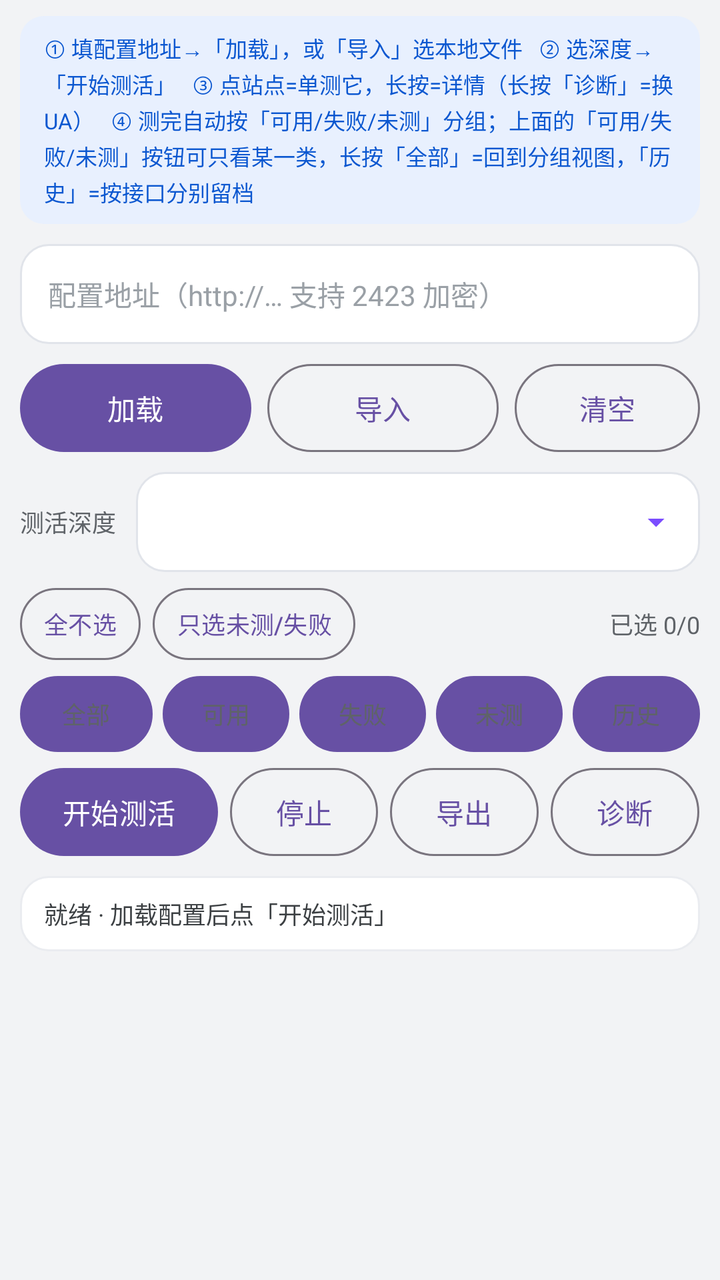
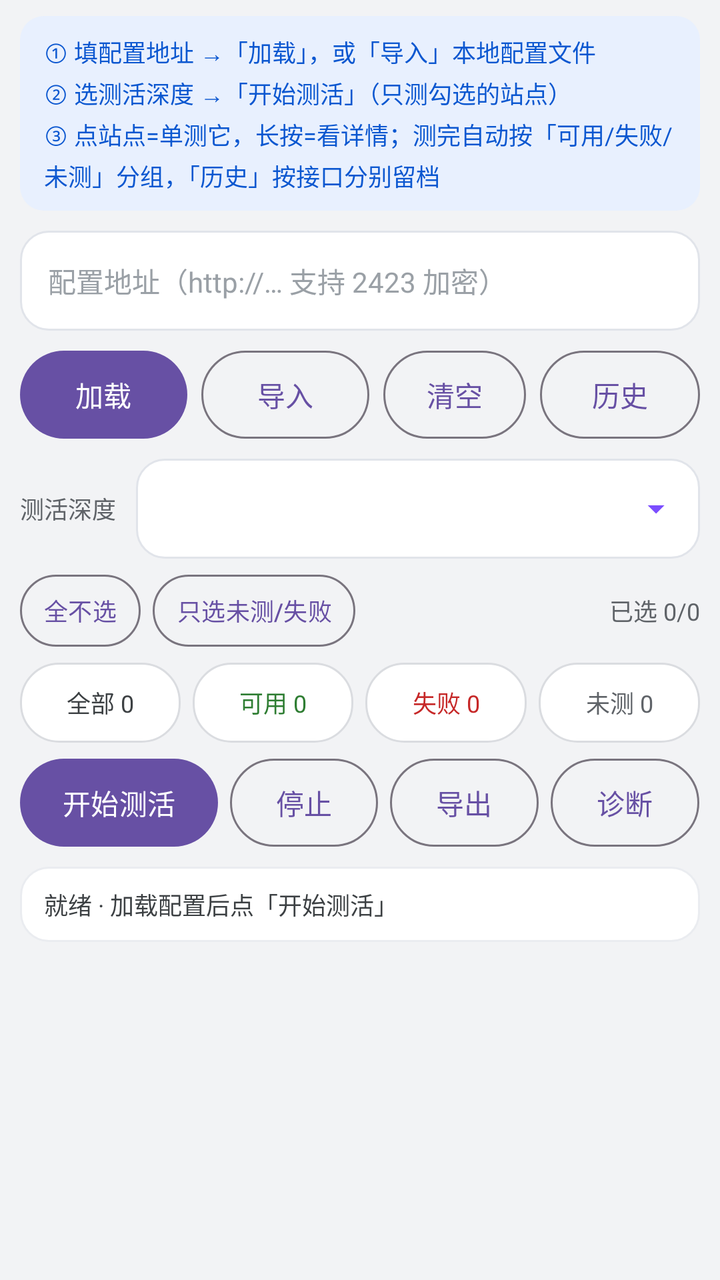

Two renders of the same Android screen: before a commit and after it. Below are the layout's source before the change and the commit's diff.
<!-- AndroidManifest.xml: application theme Theme.Check -->
<!-- res/layout/activity_main.xml -->
<?xml version="1.0" encoding="utf-8"?>
<LinearLayout xmlns:android="http://schemas.android.com/apk/res/android"
    android:id="@+id/root"
    android:layout_width="match_parent"
    android:layout_height="match_parent"
    android:background="#F2F3F5"
    android:orientation="vertical">

    <TextView
        android:layout_width="match_parent"
        android:layout_height="wrap_content"
        android:layout_marginHorizontal="10dp"
        android:layout_marginTop="8dp"
        android:background="@drawable/bg_hint"
        android:lineSpacingExtra="2dp"
        android:paddingHorizontal="12dp"
        android:paddingVertical="8dp"
        android:text="① 填配置地址→「加载」，或「导入」选本地文件   ② 选深度→「开始测活」   ③ 点站点=单测它，长按=详情（长按「诊断」=换 UA）   ④ 测完自动按「可用/失败/未测」分组；上面的「可用/失败/未测」按钮可只看某一类，长按「全部」=回到分组视图，「历史」=按接口分别留档"
        android:textColor="#0B57D0"
        android:textSize="11sp" />

    <EditText
        android:id="@+id/etConfig"
        android:layout_width="match_parent"
        android:layout_height="50dp"
        android:layout_marginHorizontal="10dp"
        android:layout_marginTop="10dp"
        android:background="@drawable/bg_input"
        android:hint="配置地址（http://… 支持 2423 加密）"
        android:imeOptions="actionDone"
        android:inputType="textUri"
        android:maxLines="1"
        android:paddingHorizontal="14dp"
        android:textColor="#1F1F1F"
        android:textColorHint="#9AA0A6"
        android:textSize="14sp" />

    <LinearLayout
        android:layout_width="match_parent"
        android:layout_height="wrap_content"
        android:layout_marginHorizontal="10dp"
        android:layout_marginTop="10dp"
        android:orientation="horizontal">

        <Button
            android:id="@+id/btnLoad"
            android:layout_width="0dp"
            android:layout_height="44dp"
            android:layout_weight="1"
            android:insetTop="0dp"
            android:insetBottom="0dp"
            android:minWidth="0dp"
            android:paddingHorizontal="0dp"
            android:text="加载"
            android:textSize="14sp" />

        <Button
            android:id="@+id/btnImport"
            style="?attr/materialButtonOutlinedStyle"
            android:layout_width="0dp"
            android:layout_height="44dp"
            android:layout_marginStart="8dp"
            android:layout_weight="1"
            android:insetTop="0dp"
            android:insetBottom="0dp"
            android:minWidth="0dp"
            android:paddingHorizontal="0dp"
            android:text="导入"
            android:textSize="14sp" />

        <Button
            android:id="@+id/btnClear"
            style="?attr/materialButtonOutlinedStyle"
            android:layout_width="0dp"
            android:layout_height="44dp"
            android:layout_marginStart="8dp"
            android:layout_weight="0.8"
            android:insetTop="0dp"
            android:insetBottom="0dp"
            android:minWidth="0dp"
            android:paddingHorizontal="0dp"
            android:text="清空"
            android:textSize="14sp" />
    </LinearLayout>

    <LinearLayout
        android:layout_width="match_parent"
        android:layout_height="wrap_content"
        android:layout_marginHorizontal="10dp"
        android:layout_marginTop="10dp"
        android:gravity="center_vertical"
        android:orientation="horizontal">

        <TextView
            android:layout_width="wrap_content"
            android:layout_height="wrap_content"
            android:text="测活深度"
            android:textColor="#5F6368"
            android:textSize="12sp" />

        <Spinner
            android:id="@+id/spDepth"
            android:layout_width="0dp"
            android:layout_height="50dp"
            android:layout_marginStart="10dp"
            android:layout_weight="1"
            android:background="@drawable/bg_spinner"
            android:paddingStart="14dp"
            android:paddingEnd="40dp"
            android:popupBackground="@drawable/bg_menu"
            android:spinnerMode="dropdown" />
    </LinearLayout>

    <LinearLayout
        android:layout_width="match_parent"
        android:layout_height="wrap_content"
        android:layout_marginHorizontal="10dp"
        android:layout_marginTop="8dp"
        android:gravity="center_vertical"
        android:orientation="horizontal">

        <Button
            android:id="@+id/btnSelAll"
            style="?attr/materialButtonOutlinedStyle"
            android:layout_width="wrap_content"
            android:layout_height="36dp"
            android:insetTop="0dp"
            android:insetBottom="0dp"
            android:minWidth="0dp"
            android:paddingHorizontal="12dp"
            android:text="全不选"
            android:textSize="12sp" />

        <Button
            android:id="@+id/btnSelUntested"
            style="?attr/materialButtonOutlinedStyle"
            android:layout_width="wrap_content"
            android:layout_height="36dp"
            android:layout_marginStart="6dp"
            android:insetTop="0dp"
            android:insetBottom="0dp"
            android:minWidth="0dp"
            android:paddingHorizontal="12dp"
            android:text="只选未测/失败"
            android:textSize="12sp" />

        <TextView
            android:id="@+id/tvSel"
            android:layout_width="0dp"
            android:layout_height="wrap_content"
            android:layout_weight="1"
            android:gravity="end"
            android:text="已选 0/0"
            android:textColor="#5F6368"
            android:textSize="12sp" />
    </LinearLayout>

    
    <LinearLayout
        android:layout_width="match_parent"
        android:layout_height="wrap_content"
        android:layout_marginHorizontal="10dp"
        android:layout_marginTop="8dp"
        android:orientation="horizontal">

        <Button
            android:id="@+id/btnFAll"
            android:layout_width="0dp"
            android:layout_height="38dp"
            android:layout_weight="1.05"
            android:background="@drawable/bg_chip"
            android:insetTop="0dp"
            android:insetBottom="0dp"
            android:minWidth="0dp"
            android:paddingHorizontal="2dp"
            android:stateListAnimator="@null"
            android:text="全部"
            android:textColor="@drawable/chip_text"
            android:textSize="12sp" />

        <Button
            android:id="@+id/btnFAlive"
            android:layout_width="0dp"
            android:layout_height="38dp"
            android:layout_marginStart="5dp"
            android:layout_weight="1"
            android:background="@drawable/bg_chip"
            android:insetTop="0dp"
            android:insetBottom="0dp"
            android:minWidth="0dp"
            android:paddingHorizontal="2dp"
            android:stateListAnimator="@null"
            android:text="可用"
            android:textColor="@drawable/chip_text"
            android:textSize="12sp" />

        <Button
            android:id="@+id/btnFDead"
            android:layout_width="0dp"
            android:layout_height="38dp"
            android:layout_marginStart="5dp"
            android:layout_weight="1"
            android:background="@drawable/bg_chip"
            android:insetTop="0dp"
            android:insetBottom="0dp"
            android:minWidth="0dp"
            android:paddingHorizontal="2dp"
            android:stateListAnimator="@null"
            android:text="失败"
            android:textColor="@drawable/chip_text"
            android:textSize="12sp" />

        <Button
            android:id="@+id/btnFUntested"
            android:layout_width="0dp"
            android:layout_height="38dp"
            android:layout_marginStart="5dp"
            android:layout_weight="1"
            android:background="@drawable/bg_chip"
            android:insetTop="0dp"
            android:insetBottom="0dp"
            android:minWidth="0dp"
            android:paddingHorizontal="2dp"
            android:stateListAnimator="@null"
            android:text="未测"
            android:textColor="@drawable/chip_text"
            android:textSize="12sp" />

        <Button
            android:id="@+id/btnHistory"
            android:layout_width="0dp"
            android:layout_height="38dp"
            android:layout_marginStart="5dp"
            android:layout_weight="1"
            android:background="@drawable/bg_chip"
            android:insetTop="0dp"
            android:insetBottom="0dp"
            android:minWidth="0dp"
            android:paddingHorizontal="2dp"
            android:stateListAnimator="@null"
            android:text="历史"
            android:textColor="@drawable/chip_text"
            android:textSize="12sp" />
    </LinearLayout>

    <LinearLayout
        android:layout_width="match_parent"
        android:layout_height="wrap_content"
        android:layout_marginHorizontal="10dp"
        android:layout_marginTop="8dp"
        android:orientation="horizontal">

        <Button
            android:id="@+id/btnRun"
            android:layout_width="0dp"
            android:layout_height="44dp"
            android:layout_weight="1.2"
            android:insetTop="0dp"
            android:insetBottom="0dp"
            android:minWidth="0dp"
            android:paddingHorizontal="0dp"
            android:text="开始测活"
            android:textSize="14sp" />

        <Button
            android:id="@+id/btnStop"
            style="?attr/materialButtonOutlinedStyle"
            android:layout_width="0dp"
            android:layout_height="44dp"
            android:layout_marginStart="6dp"
            android:layout_weight="0.9"
            android:insetTop="0dp"
            android:insetBottom="0dp"
            android:minWidth="0dp"
            android:paddingHorizontal="0dp"
            android:text="停止"
            android:textSize="14sp" />

        <Button
            android:id="@+id/btnExport"
            style="?attr/materialButtonOutlinedStyle"
            android:layout_width="0dp"
            android:layout_height="44dp"
            android:layout_marginStart="6dp"
            android:layout_weight="0.9"
            android:insetTop="0dp"
            android:insetBottom="0dp"
            android:minWidth="0dp"
            android:paddingHorizontal="0dp"
            android:text="导出"
            android:textSize="14sp" />

        <Button
            android:id="@+id/btnDiag"
            style="?attr/materialButtonOutlinedStyle"
            android:layout_width="0dp"
            android:layout_height="44dp"
            android:layout_marginStart="6dp"
            android:layout_weight="0.9"
            android:insetTop="0dp"
            android:insetBottom="0dp"
            android:minWidth="0dp"
            android:paddingHorizontal="0dp"
            android:text="诊断"
            android:textSize="14sp" />
    </LinearLayout>

    <TextView
        android:id="@+id/tvProgress"
        android:layout_width="match_parent"
        android:layout_height="wrap_content"
        android:layout_marginHorizontal="10dp"
        android:layout_marginTop="10dp"
        android:background="@drawable/bg_card"
        android:lineSpacingExtra="2dp"
        android:paddingHorizontal="12dp"
        android:paddingVertical="10dp"
        android:text="就绪 · 加载配置后点「开始测活」"
        android:textColor="#3C4043"
        android:textSize="12sp" />

    <androidx.recyclerview.widget.RecyclerView
        android:id="@+id/recycler"
        android:layout_width="match_parent"
        android:layout_height="0dp"
        android:layout_marginTop="6dp"
        android:layout_weight="1"
        android:clipToPadding="false"
        android:paddingBottom="12dp" />
</LinearLayout>
<!-- resources referenced by this layout -->
<resources>
  <!-- drawable bg_card (drawable) -->
  <?xml version="1.0" encoding="utf-8"?>
  <shape xmlns:android="http://schemas.android.com/apk/res/android"
      android:shape="rectangle">
      <solid android:color="#FFFFFF" />
      <corners android:radius="14dp" />
      <stroke
          android:width="1dp"
          android:color="#EAECF0" />
  </shape>
  <!-- drawable bg_chip (drawable) -->
  <?xml version="1.0" encoding="utf-8"?>
  <selector xmlns:android="http://schemas.android.com/apk/res/android">
      <item android:state_selected="true">
          <shape android:shape="rectangle">
              <solid android:color="#7B4DFF" />
              <corners android:radius="19dp" />
          </shape>
      </item>
      <item>
          <shape android:shape="rectangle">
              <solid android:color="#FFFFFF" />
              <stroke
                  android:width="1dp"
                  android:color="#DADCE0" />
              <corners android:radius="19dp" />
          </shape>
      </item>
  </selector>
  <!-- drawable bg_hint (drawable) -->
  <?xml version="1.0" encoding="utf-8"?>
  <shape xmlns:android="http://schemas.android.com/apk/res/android"
      android:shape="rectangle">
      <solid android:color="#E8F0FE" />
      <corners android:radius="12dp" />
  </shape>
  <!-- drawable bg_menu (drawable) -->
  <?xml version="1.0" encoding="utf-8"?>
  <shape xmlns:android="http://schemas.android.com/apk/res/android"
      android:shape="rectangle">
      <solid android:color="#FFFFFF" />
      <corners android:radius="12dp" />
      <stroke
          android:width="1dp"
          android:color="#E1E4EA" />
  </shape>
  <!-- drawable chip_text (drawable) -->
  <?xml version="1.0" encoding="utf-8"?>
  <selector xmlns:android="http://schemas.android.com/apk/res/android">
      <item android:state_selected="true" android:color="#FFFFFF" />
      <item android:color="#5F6368" />
  </selector>
  <style name="Theme.Check" parent="Theme.Material3.Light.NoActionBar">
          <item name="android:statusBarColor">@android:color/transparent</item>
          <item name="android:navigationBarColor">@android:color/transparent</item>
          <item name="android:windowLightStatusBar">true</item>
          <item name="android:windowBackground">#F2F3F5</item>
          <item name="android:textColorPrimary">#212121</item>
          <item name="android:textColorSecondary">#666666</item>
      </style>
  <!-- drawable ic_arrow_down (drawable) -->
  <vector xmlns:android="http://schemas.android.com/apk/res/android"
      android:width="24dp"
      android:height="24dp"
      android:viewportWidth="24"
      android:viewportHeight="24">
      <path
          android:fillColor="#7B4DFF"
          android:pathData="M7,10l5,5 5,-5z" />
  </vector>
  <!-- unchanged entries left out for length: 2 -->
</resources>

<!-- the commit's change to res/layout/activity_main.xml (unified diff, before → after) -->
@@ -12,12 +12,12 @@
         android:layout_marginHorizontal="10dp"
         android:layout_marginTop="8dp"
         android:background="@drawable/bg_hint"
-        android:lineSpacingExtra="2dp"
+        android:lineSpacingExtra="3dp"
         android:paddingHorizontal="12dp"
-        android:paddingVertical="8dp"
-        android:text="① 填配置地址→「加载」，或「导入」选本地文件   ② 选深度→「开始测活」   ③ 点站点=单测它，长按=详情（长按「诊断」=换 UA）   ④ 测完自动按「可用/失败/未测」分组；上面的「可用/失败/未测」按钮可只看某一类，长按「全部」=回到分组视图，「历史」=按接口分别留档"
+        android:paddingVertical="9dp"
+        android:text="① 填配置地址 →「加载」，或「导入」本地配置文件\n② 选测活深度 →「开始测活」（只测勾选的站点）\n③ 点站点=单测它，长按=看详情；测完自动按「可用/失败/未测」分组，「历史」按接口分别留档"
         android:textColor="#0B57D0"
-        android:textSize="11sp" />
+        android:textSize="12sp" />
 
     <EditText
         android:id="@+id/etConfig"
@@ -59,7 +59,7 @@
             style="?attr/materialButtonOutlinedStyle"
             android:layout_width="0dp"
             android:layout_height="44dp"
-            android:layout_marginStart="8dp"
+            android:layout_marginStart="7dp"
             android:layout_weight="1"
             android:insetTop="0dp"
             android:insetBottom="0dp"
@@ -73,13 +73,27 @@
             style="?attr/materialButtonOutlinedStyle"
             android:layout_width="0dp"
             android:layout_height="44dp"
-            android:layout_marginStart="8dp"
-            android:layout_weight="0.8"
+            android:layout_marginStart="7dp"
+            android:layout_weight="0.85"
             android:insetTop="0dp"
             android:insetBottom="0dp"
             android:minWidth="0dp"
             android:paddingHorizontal="0dp"
             android:text="清空"
+            android:textSize="14sp" />
+
+        <Button
+            android:id="@+id/btnHistory"
+            style="?attr/materialButtonOutlinedStyle"
+            android:layout_width="0dp"
+            android:layout_height="44dp"
+            android:layout_marginStart="7dp"
+            android:layout_weight="0.95"
+            android:insetTop="0dp"
+            android:insetBottom="0dp"
+            android:minWidth="0dp"
+            android:paddingHorizontal="0dp"
+            android:text="历史"
             android:textSize="14sp" />
     </LinearLayout>
 
@@ -163,83 +177,59 @@
         android:layout_marginTop="8dp"
         android:orientation="horizontal">
 
-        <Button
+        <TextView
             android:id="@+id/btnFAll"
             android:layout_width="0dp"
-            android:layout_height="38dp"
-            android:layout_weight="1.05"
+            android:layout_height="40dp"
+            android:layout_weight="1"
             android:background="@drawable/bg_chip"
-            android:insetTop="0dp"
-            android:insetBottom="0dp"
-            android:minWidth="0dp"
-            android:paddingHorizontal="2dp"
-            android:stateListAnimator="@null"
-            android:text="全部"
-            android:textColor="@drawable/chip_text"
-            android:textSize="12sp" />
-
-        <Button
+            android:clickable="true"
+            android:focusable="true"
+            android:gravity="center"
+            android:text="全部 0"
+            android:textColor="@drawable/chip_text_all"
+            android:textSize="12sp" />
+
+        <TextView
             android:id="@+id/btnFAlive"
             android:layout_width="0dp"
-            android:layout_height="38dp"
-            android:layout_marginStart="5dp"
+            android:layout_height="40dp"
+            android:layout_marginStart="6dp"
             android:layout_weight="1"
             android:background="@drawable/bg_chip"
-            android:insetTop="0dp"
-            android:insetBottom="0dp"
-            android:minWidth="0dp"
-            android:paddingHorizontal="2dp"
-            android:stateListAnimator="@null"
-            android:text="可用"
-            android:textColor="@drawable/chip_text"
-            android:textSize="12sp" />
-
-        <Button
+            android:clickable="true"
+            android:focusable="true"
+            android:gravity="center"
+            android:text="可用 0"
+            android:textColor="@drawable/chip_text_alive"
+            android:textSize="12sp" />
+
+        <TextView
             android:id="@+id/btnFDead"
             android:layout_width="0dp"
-            android:layout_height="38dp"
-            android:layout_marginStart="5dp"
+            android:layout_height="40dp"
+            android:layout_marginStart="6dp"
             android:layout_weight="1"
             android:background="@drawable/bg_chip"
-            android:insetTop="0dp"
-            android:insetBottom="0dp"
-            android:minWidth="0dp"
-            android:paddingHorizontal="2dp"
-            android:stateListAnimator="@null"
-            android:text="失败"
-            android:textColor="@drawable/chip_text"
-            android:textSize="12sp" />
-
-        <Button
+            android:clickable="true"
+            android:focusable="true"
+            android:gravity="center"
+            android:text="失败 0"
+            android:textColor="@drawable/chip_text_dead"
+            android:textSize="12sp" />
+
+        <TextView
             android:id="@+id/btnFUntested"
             android:layout_width="0dp"
-            android:layout_height="38dp"
-            android:layout_marginStart="5dp"
+            android:layout_height="40dp"
+            android:layout_marginStart="6dp"
             android:layout_weight="1"
             android:background="@drawable/bg_chip"
-            android:insetTop="0dp"
-            android:insetBottom="0dp"
-            android:minWidth="0dp"
-            android:paddingHorizontal="2dp"
-            android:stateListAnimator="@null"
-            android:text="未测"
-            android:textColor="@drawable/chip_text"
-            android:textSize="12sp" />
-
-        <Button
-            android:id="@+id/btnHistory"
-            android:layout_width="0dp"
-            android:layout_height="38dp"
-            android:layout_marginStart="5dp"
-            android:layout_weight="1"
-            android:background="@drawable/bg_chip"
-            android:insetTop="0dp"
-            android:insetBottom="0dp"
-            android:minWidth="0dp"
-            android:paddingHorizontal="2dp"
-            android:stateListAnimator="@null"
-            android:text="历史"
-            android:textColor="@drawable/chip_text"
+            android:clickable="true"
+            android:focusable="true"
+            android:gravity="center"
+            android:text="未测 0"
+            android:textColor="@drawable/chip_text_un"
             android:textSize="12sp" />
     </LinearLayout>
 
@@ -319,12 +309,30 @@
         android:textColor="#3C4043"
         android:textSize="12sp" />
 
-    <androidx.recyclerview.widget.RecyclerView
-        android:id="@+id/recycler"
+    <FrameLayout
         android:layout_width="match_parent"
         android:layout_height="0dp"
         android:layout_marginTop="6dp"
-        android:layout_weight="1"
-        android:clipToPadding="false"
-        android:paddingBottom="12dp" />
+        android:layout_weight="1">
+
+        <androidx.recyclerview.widget.RecyclerView
+            android:id="@+id/recycler"
+            android:layout_width="match_parent"
+            android:layout_height="match_parent"
+            android:clipToPadding="false"
+            android:paddingBottom="12dp" />
+
+        <TextView
+            android:id="@+id/tvEmpty"
+            android:layout_width="match_parent"
+            android:layout_height="wrap_content"
+            android:layout_gravity="center"
+            android:layout_marginHorizontal="32dp"
+            android:gravity="center"
+            android:lineSpacingExtra="3dp"
+            android:text="还没有结果\n填配置地址点「加载」，或点「导入」选本地配置文件"
+            android:textColor="#9AA0A6"
+            android:textSize="13sp"
+            android:visibility="gone" />
+    </FrameLayout>
 </LinearLayout>
<!-- resource entries referenced after the edit -->
@@ -46,7 +46,25 @@
           android:width="1dp"
           android:color="#E1E4EA" />
   </shape>
-  <!-- drawable chip_text (drawable) -->
+  <!-- drawable chip_text_alive (drawable) -->
+  <?xml version="1.0" encoding="utf-8"?>
+  <selector xmlns:android="http://schemas.android.com/apk/res/android">
+      <item android:state_selected="true" android:color="#FFFFFF" />
+      <item android:color="#2E7D32" />
+  </selector>
+  <!-- drawable chip_text_all (drawable) -->
+  <?xml version="1.0" encoding="utf-8"?>
+  <selector xmlns:android="http://schemas.android.com/apk/res/android">
+      <item android:state_selected="true" android:color="#FFFFFF" />
+      <item android:color="#3C4043" />
+  </selector>
+  <!-- drawable chip_text_dead (drawable) -->
+  <?xml version="1.0" encoding="utf-8"?>
+  <selector xmlns:android="http://schemas.android.com/apk/res/android">
+      <item android:state_selected="true" android:color="#FFFFFF" />
+      <item android:color="#C62828" />
+  </selector>
+  <!-- drawable chip_text_un (drawable) -->
   <?xml version="1.0" encoding="utf-8"?>
   <selector xmlns:android="http://schemas.android.com/apk/res/android">
       <item android:state_selected="true" android:color="#FFFFFF" />
